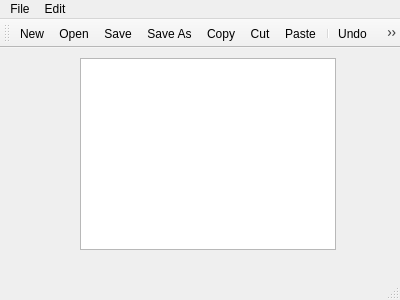
Before: the Qt Designer form NotePad/mainwindow.ui in patricklyvo/Qt, drawn with Qt 5.
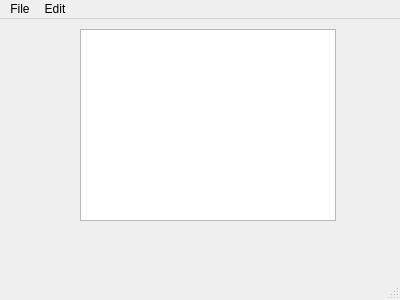
After: the same form once the commit is applied. Icons and pictures are not drawn.

Commit message: Added minor checks and comments.

```diff
--- a/NotePad/mainwindow.ui
+++ b/NotePad/mainwindow.ui
@@ -57,24 +57,6 @@
    <addaction name="menuFile"/>
    <addaction name="menuEdit"/>
   </widget>
-  <widget class="QToolBar" name="mainToolBar">
-   <attribute name="toolBarArea">
-    <enum>TopToolBarArea</enum>
-   </attribute>
-   <attribute name="toolBarBreak">
-    <bool>false</bool>
-   </attribute>
-   <addaction name="actionNew"/>
-   <addaction name="actionOpen"/>
-   <addaction name="actionSave"/>
-   <addaction name="actionSave_As"/>
-   <addaction name="actionCopy"/>
-   <addaction name="actionCut"/>
-   <addaction name="actionPaste"/>
-   <addaction name="separator"/>
-   <addaction name="actionUndo"/>
-   <addaction name="actionRedo"/>
-  </widget>
   <widget class="QStatusBar" name="statusBar"/>
   <action name="actionNew">
    <property name="icon">
```
The commit also changes 2 other files.
